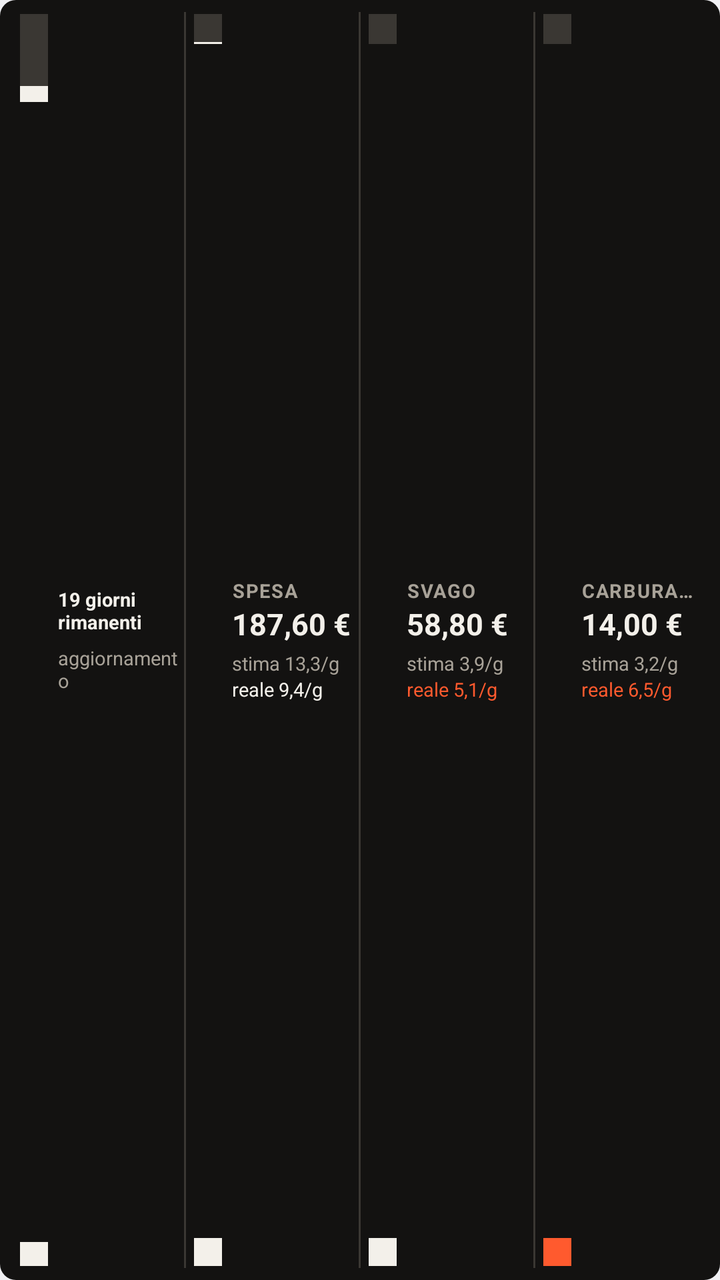
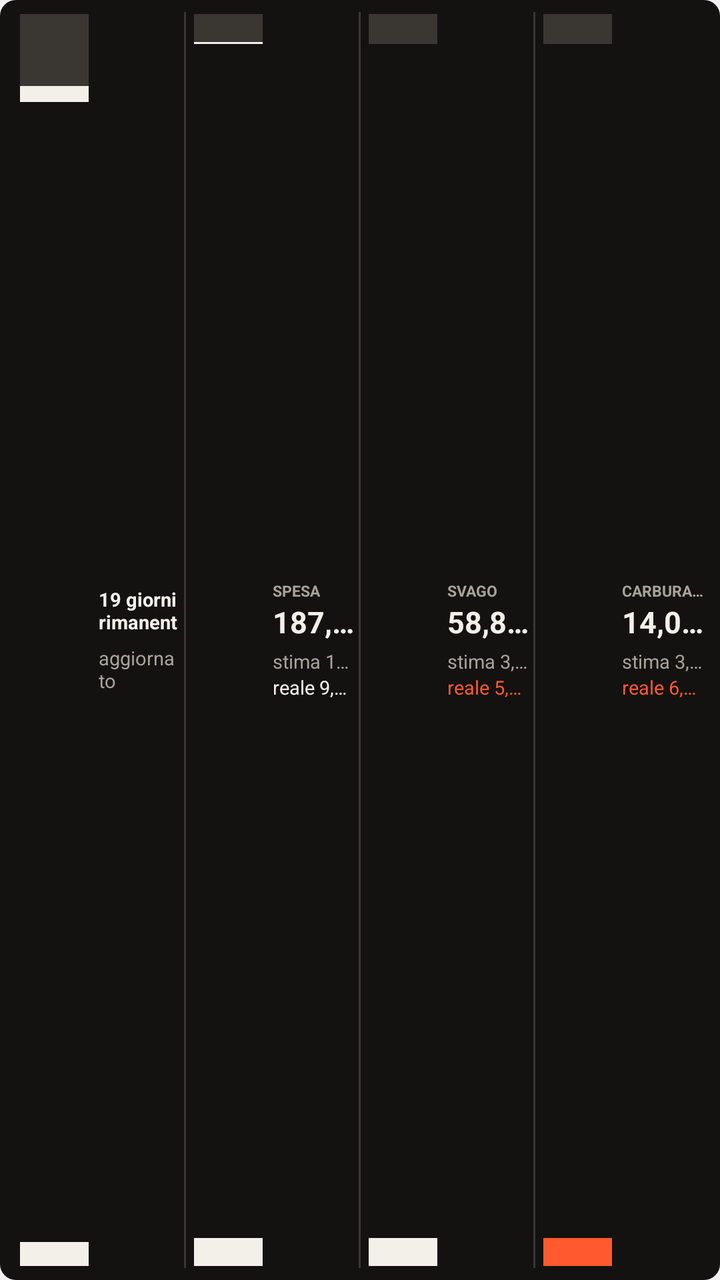

Before-and-after screenshots of an Android layout around one commit, followed by the original layout XML and the change that was made.
<!-- AndroidManifest.xml: application theme AppTheme -->
<!-- res/layout/widget_mybank_preview.xml -->
<?xml version="1.0" encoding="utf-8"?>
<LinearLayout xmlns:android="http://schemas.android.com/apk/res/android"
    android:layout_width="match_parent"
    android:layout_height="match_parent"
    android:orientation="horizontal"
    android:gravity="center_vertical"
    android:paddingLeft="6dp"
    android:paddingRight="6dp"
    android:background="@drawable/widget_bg">
    <LinearLayout
        android:id="@+id/widget_month_cell"
        android:layout_width="0dp"
        android:layout_height="match_parent"
        android:layout_weight="1"
        android:orientation="horizontal"
        android:gravity="center_vertical"
        android:paddingLeft="4dp"
        android:paddingRight="2dp">
        <ImageView
            android:layout_width="14.06dp"
            android:layout_height="match_parent"
            android:layout_marginTop="7dp"
            android:layout_marginBottom="7dp"
            android:layout_marginRight="5dp"
            android:src="@drawable/preview_bar"
            android:scaleType="fitXY" />
        <LinearLayout
            android:layout_width="wrap_content"
            android:layout_height="wrap_content"
            android:orientation="vertical"
            android:gravity="center_vertical">
            <TextView
                android:layout_width="wrap_content"
                android:layout_height="wrap_content"
                android:text="19 giorni\nrimanenti"
                android:textColor="#F3F0EA"
                android:textSize="9.5sp"
                android:fontFamily="sans-serif"
                android:textStyle="bold"
                android:maxLines="2" />
            <TextView
                android:layout_width="wrap_content"
                android:layout_height="wrap_content"
                android:text="aggiornamento\n22.45"
                android:textColor="#A8A298"
                android:textSize="9.5sp"
                android:fontFamily="sans-serif"
                android:layout_marginTop="5dp"
                android:maxLines="2" />
        </LinearLayout>
    </LinearLayout>
    <LinearLayout
        android:layout_width="1dp"
        android:layout_height="match_parent"
        android:layout_marginTop="6dp"
        android:layout_marginBottom="6dp"
        android:background="#3A3733" />
    <LinearLayout
        android:id="@+id/widget_spesa_cell"
        android:layout_width="0dp"
        android:layout_height="match_parent"
        android:layout_weight="1"
        android:orientation="horizontal"
        android:gravity="center_vertical"
        android:paddingLeft="4dp"
        android:paddingRight="2dp">
        <ImageView
            android:layout_width="14.06dp"
            android:layout_height="match_parent"
            android:layout_marginTop="7dp"
            android:layout_marginBottom="7dp"
            android:layout_marginRight="5dp"
            android:src="@drawable/preview_cell_a"
            android:scaleType="fitXY" />
        <LinearLayout
            android:layout_width="wrap_content"
            android:layout_height="wrap_content"
            android:orientation="vertical"
            android:gravity="center_vertical">
            <TextView
                android:id="@+id/widget_spesa_label"
                android:layout_width="wrap_content"
                android:layout_height="wrap_content"
                android:text="SPESA"
                android:textColor="#A8A298"
                android:textSize="9.5sp"
                android:fontFamily="sans-serif"
                android:textStyle="bold"
                android:letterSpacing="0.06"
                android:singleLine="true" />
            <TextView
                android:layout_width="wrap_content"
                android:layout_height="wrap_content"
                android:text="187,60 €"
                android:textColor="#F3F0EA"
                android:textSize="15sp"
                android:fontFamily="sans-serif"
                android:textStyle="bold"
                android:singleLine="true" />
            <TextView
                android:layout_width="wrap_content"
                android:layout_height="wrap_content"
                android:text="stima 13,3/g"
                android:textColor="#A8A298"
                android:textSize="9.5sp"
                android:fontFamily="sans-serif"
                android:layout_marginTop="3dp"
                android:singleLine="true" />
            <TextView
                android:layout_width="wrap_content"
                android:layout_height="wrap_content"
                android:text="reale 9,4/g"
                android:textColor="#F3F0EA"
                android:textSize="9.5sp"
                android:fontFamily="sans-serif"
                android:singleLine="true" />
        </LinearLayout>
    </LinearLayout>
    <LinearLayout
        android:layout_width="1dp"
        android:layout_height="match_parent"
        android:layout_marginTop="6dp"
        android:layout_marginBottom="6dp"
        android:background="#3A3733" />
    <LinearLayout
        android:id="@+id/widget_svago_cell"
        android:layout_width="0dp"
        android:layout_height="match_parent"
        android:layout_weight="1"
        android:orientation="horizontal"
        android:gravity="center_vertical"
        android:paddingLeft="4dp"
        android:paddingRight="2dp">
        <ImageView
            android:layout_width="14.06dp"
            android:layout_height="match_parent"
            android:layout_marginTop="7dp"
            android:layout_marginBottom="7dp"
            android:layout_marginRight="5dp"
            android:src="@drawable/preview_cell_b"
            android:scaleType="fitXY" />
        <LinearLayout
            android:layout_width="wrap_content"
            android:layout_height="wrap_content"
            android:orientation="vertical"
            android:gravity="center_vertical">
            <TextView
                android:id="@+id/widget_svago_label"
                android:layout_width="wrap_content"
                android:layout_height="wrap_content"
                android:text="SVAGO"
                android:textColor="#A8A298"
                android:textSize="9.5sp"
                android:fontFamily="sans-serif"
                android:textStyle="bold"
                android:letterSpacing="0.06"
                android:singleLine="true" />
            <TextView
                android:layout_width="wrap_content"
                android:layout_height="wrap_content"
                android:text="58,80 €"
                android:textColor="#F3F0EA"
                android:textSize="15sp"
                android:fontFamily="sans-serif"
                android:textStyle="bold"
                android:singleLine="true" />
            <TextView
                android:layout_width="wrap_content"
                android:layout_height="wrap_content"
                android:text="stima 3,9/g"
                android:textColor="#A8A298"
                android:textSize="9.5sp"
                android:fontFamily="sans-serif"
                android:layout_marginTop="3dp"
                android:singleLine="true" />
            <TextView
                android:layout_width="wrap_content"
                android:layout_height="wrap_content"
                android:text="reale 5,1/g"
                android:textColor="#FF5A2E"
                android:textSize="9.5sp"
                android:fontFamily="sans-serif"
                android:singleLine="true" />
        </LinearLayout>
    </LinearLayout>
    <LinearLayout
        android:layout_width="1dp"
        android:layout_height="match_parent"
        android:layout_marginTop="6dp"
        android:layout_marginBottom="6dp"
        android:background="#3A3733" />
    <LinearLayout
        android:id="@+id/widget_carburante_cell"
        android:layout_width="0dp"
        android:layout_height="match_parent"
        android:layout_weight="1"
        android:orientation="horizontal"
        android:gravity="center_vertical"
        android:paddingLeft="4dp"
        android:paddingRight="2dp">
        <ImageView
            android:layout_width="14.06dp"
            android:layout_height="match_parent"
            android:layout_marginTop="7dp"
            android:layout_marginBottom="7dp"
            android:layout_marginRight="5dp"
            android:src="@drawable/preview_cell_c"
            android:scaleType="fitXY" />
        <LinearLayout
            android:layout_width="wrap_content"
            android:layout_height="wrap_content"
            android:orientation="vertical"
            android:gravity="center_vertical">
            <TextView
                android:id="@+id/widget_carburante_label"
                android:layout_width="wrap_content"
                android:layout_height="wrap_content"
                android:text="CARBURANTE"
                android:textColor="#A8A298"
                android:textSize="9.5sp"
                android:fontFamily="sans-serif"
                android:textStyle="bold"
                android:letterSpacing="0.06"
                android:singleLine="true" />
            <TextView
                android:layout_width="wrap_content"
                android:layout_height="wrap_content"
                android:text="14,00 €"
                android:textColor="#F3F0EA"
                android:textSize="15sp"
                android:fontFamily="sans-serif"
                android:textStyle="bold"
                android:singleLine="true" />
            <TextView
                android:layout_width="wrap_content"
                android:layout_height="wrap_content"
                android:text="stima 3,2/g"
                android:textColor="#A8A298"
                android:textSize="9.5sp"
                android:fontFamily="sans-serif"
                android:layout_marginTop="3dp"
                android:singleLine="true" />
            <TextView
                android:layout_width="wrap_content"
                android:layout_height="wrap_content"
                android:text="reale 6,5/g"
                android:textColor="#FF5A2E"
                android:textSize="9.5sp"
                android:fontFamily="sans-serif"
                android:singleLine="true" />
        </LinearLayout>
    </LinearLayout>
</LinearLayout>
<!-- resources referenced by this layout -->
<resources>
  <!-- drawable preview_bar (drawable) -->
  <?xml version="1.0" encoding="utf-8"?>
  <layer-list xmlns:android="http://schemas.android.com/apk/res/android">
      <item><shape android:shape="rectangle"><solid android:color="#3A3733" /></shape></item>
      <item android:top="36dp"><shape android:shape="rectangle"><solid android:color="#F3F0EA" /></shape></item>
      <item android:top="44dp" android:bottom="24dp"><shape android:shape="rectangle"><solid android:color="#131211" /></shape></item>
      <item android:top="56dp" android:bottom="12dp"><shape android:shape="rectangle"><solid android:color="#131211" /></shape></item>
  </layer-list>
  <!-- drawable preview_cell_a (drawable) -->
  <?xml version="1.0" encoding="utf-8"?>
  <layer-list xmlns:android="http://schemas.android.com/apk/res/android">
      <item><shape android:shape="rectangle"><solid android:color="#3A3733" /></shape></item>
      <item android:top="14dp"><shape android:shape="rectangle"><solid android:color="#F3F0EA" /></shape></item>
      <item android:top="15dp" android:bottom="44dp"><shape android:shape="rectangle"><solid android:color="#131211" /></shape></item>
      <item android:top="30dp" android:bottom="29dp"><shape android:shape="rectangle"><solid android:color="#131211" /></shape></item>
      <item android:top="45dp" android:bottom="14dp"><shape android:shape="rectangle"><solid android:color="#131211" /></shape></item>
  </layer-list>
  <!-- drawable preview_cell_b (drawable) -->
  <?xml version="1.0" encoding="utf-8"?>
  <layer-list xmlns:android="http://schemas.android.com/apk/res/android">
      <item><shape android:shape="rectangle"><solid android:color="#3A3733" /></shape></item>
      <item android:top="30dp"><shape android:shape="rectangle"><solid android:color="#F3F0EA" /></shape></item>
      <item android:top="15dp" android:bottom="44dp"><shape android:shape="rectangle"><solid android:color="#131211" /></shape></item>
      <item android:top="30dp" android:bottom="29dp"><shape android:shape="rectangle"><solid android:color="#131211" /></shape></item>
      <item android:top="45dp" android:bottom="14dp"><shape android:shape="rectangle"><solid android:color="#131211" /></shape></item>
  </layer-list>
  <!-- drawable preview_cell_c (drawable) -->
  <?xml version="1.0" encoding="utf-8"?>
  <layer-list xmlns:android="http://schemas.android.com/apk/res/android">
      <item><shape android:shape="rectangle"><solid android:color="#3A3733" /></shape></item>
      <item android:top="46dp"><shape android:shape="rectangle"><solid android:color="#FF5A2E" /></shape></item>
      <item android:top="15dp" android:bottom="44dp"><shape android:shape="rectangle"><solid android:color="#131211" /></shape></item>
      <item android:top="30dp" android:bottom="29dp"><shape android:shape="rectangle"><solid android:color="#131211" /></shape></item>
      <item android:top="45dp" android:bottom="14dp"><shape android:shape="rectangle"><solid android:color="#131211" /></shape></item>
  </layer-list>
  <!-- drawable widget_bg (drawable) -->
  <?xml version="1.0" encoding="utf-8"?>
  <shape xmlns:android="http://schemas.android.com/apk/res/android" android:shape="rectangle">
      <solid android:color="#131211" />
      <corners android:radius="8dp" />
  </shape>
  <style name="AppTheme" parent="@android:style/Theme.DeviceDefault.DayNight">
          <item name="android:windowActionBar">false</item>
          <item name="android:windowNoTitle">true</item>
      </style>
</resources>

<!-- the commit's change to res/layout/widget_mybank_preview.xml (unified diff, before → after) -->
@@ -17,7 +17,7 @@
         android:paddingLeft="4dp"
         android:paddingRight="2dp">
         <ImageView
-            android:layout_width="14.06dp"
+            android:layout_width="34.27dp"
             android:layout_height="match_parent"
             android:layout_marginTop="7dp"
             android:layout_marginBottom="7dp"
@@ -41,7 +41,7 @@
             <TextView
                 android:layout_width="wrap_content"
                 android:layout_height="wrap_content"
-                android:text="aggiornamento\n22.45"
+                android:text="aggiornato\n22.45"
                 android:textColor="#A8A298"
                 android:textSize="9.5sp"
                 android:fontFamily="sans-serif"
@@ -65,7 +65,7 @@
         android:paddingLeft="4dp"
         android:paddingRight="2dp">
         <ImageView
-            android:layout_width="14.06dp"
+            android:layout_width="34.27dp"
             android:layout_height="match_parent"
             android:layout_marginTop="7dp"
             android:layout_marginBottom="7dp"
@@ -83,10 +83,10 @@
                 android:layout_height="wrap_content"
                 android:text="SPESA"
                 android:textColor="#A8A298"
-                android:textSize="9.5sp"
-                android:fontFamily="sans-serif"
-                android:textStyle="bold"
-                android:letterSpacing="0.06"
+                android:textSize="7.5sp"
+                android:fontFamily="sans-serif"
+                android:textStyle="bold"
+                android:letterSpacing="0"
                 android:singleLine="true" />
             <TextView
                 android:layout_width="wrap_content"
@@ -132,7 +132,7 @@
         android:paddingLeft="4dp"
         android:paddingRight="2dp">
         <ImageView
-            android:layout_width="14.06dp"
+            android:layout_width="34.27dp"
             android:layout_height="match_parent"
             android:layout_marginTop="7dp"
             android:layout_marginBottom="7dp"
@@ -150,10 +150,10 @@
                 android:layout_height="wrap_content"
                 android:text="SVAGO"
                 android:textColor="#A8A298"
-                android:textSize="9.5sp"
-                android:fontFamily="sans-serif"
-                android:textStyle="bold"
-                android:letterSpacing="0.06"
+                android:textSize="7.5sp"
+                android:fontFamily="sans-serif"
+                android:textStyle="bold"
+                android:letterSpacing="0"
                 android:singleLine="true" />
             <TextView
                 android:layout_width="wrap_content"
@@ -199,7 +199,7 @@
         android:paddingLeft="4dp"
         android:paddingRight="2dp">
         <ImageView
-            android:layout_width="14.06dp"
+            android:layout_width="34.27dp"
             android:layout_height="match_parent"
             android:layout_marginTop="7dp"
             android:layout_marginBottom="7dp"
@@ -217,10 +217,10 @@
                 android:layout_height="wrap_content"
                 android:text="CARBURANTE"
                 android:textColor="#A8A298"
-                android:textSize="9.5sp"
-                android:fontFamily="sans-serif"
-                android:textStyle="bold"
-                android:letterSpacing="0.06"
+                android:textSize="7.5sp"
+                android:fontFamily="sans-serif"
+                android:textStyle="bold"
+                android:letterSpacing="0"
                 android:singleLine="true" />
             <TextView
                 android:layout_width="wrap_content"
